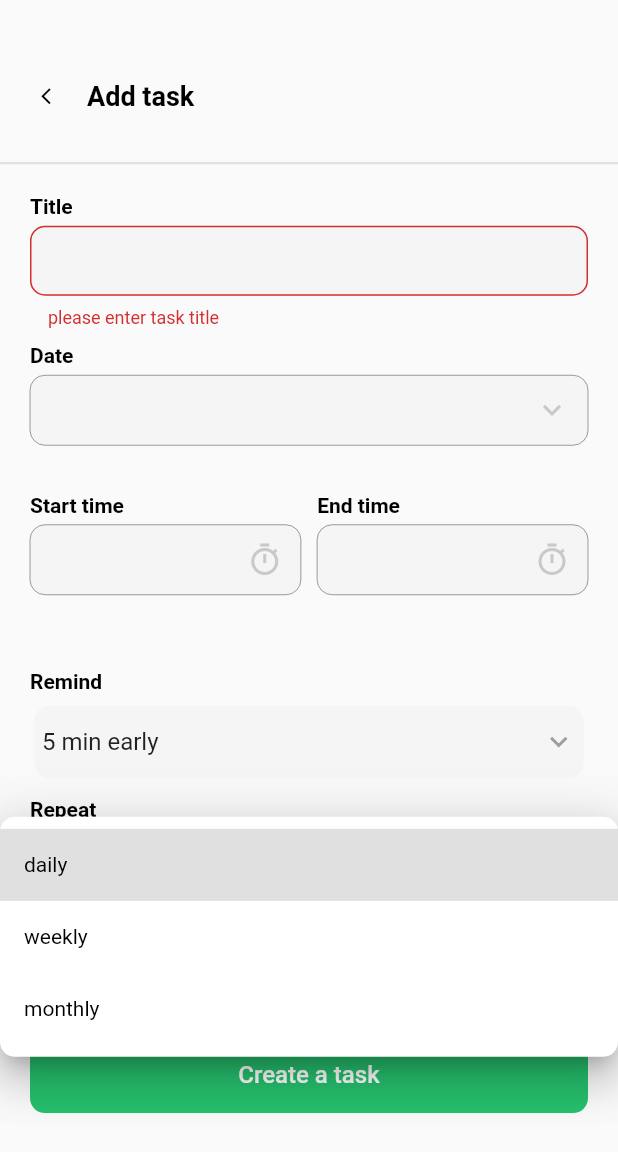
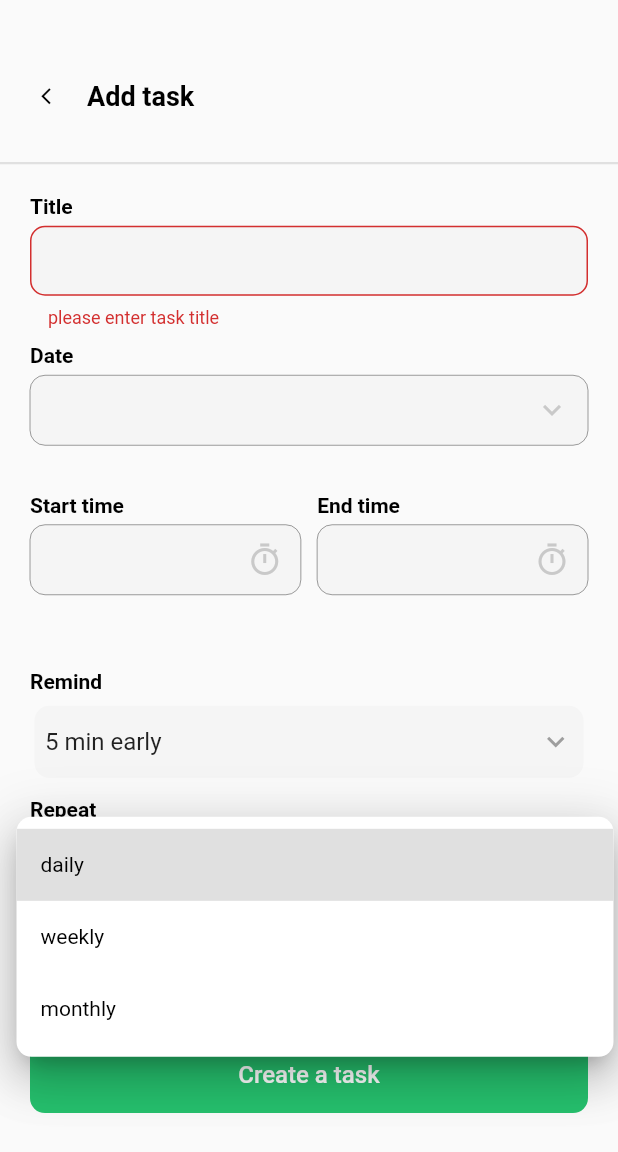
Before and after one commit to Manar-Emad/Algoriza-Todo-App, a Flutter app: the AddTaskScreen screen opened directly, after a tap on "Create a task", after a tap on "daily", on a phone screen of 412 x 824 dp. Shown: the top 1152 px of the screen. Run offline on Flutter 3.47's test engine with Material 2 defaults, Android fonts, the phone set to English and light mode, and no system bars; our stand-ins replace bloc, conditional_builder_null_safety, date_picker_timeline, flutter_bloc, flutter_local_notifications, rxdart and 2 more; accounts and stored records are empty.

Commit message:
-finish_app-

```diff
--- a/lib/modules/add_task_screen.dart
+++ b/lib/modules/add_task_screen.dart
@@ -52,9 +52,17 @@ class _AddTaskScreenState extends State<AddTaskScreen> {
   @override
   Widget build(BuildContext context) {
     return BlocConsumer<AppCubit, AppStates>(
-      listener: (context, state) {
+      listener: (context, state)async{
         if (state is AppInsertDatabaseState) {
           print("manar before navigate");
+          await service.showScheduledNotification(
+            id: 0,
+            //AppCubit.get(context).Scudeling[index]['id'],
+            title:titleController.text,
+            //'${AppCubit.get(context).Scudeling[index]['title']}',
+            body: '',
+            seconds: 4,
+          );
           navigateTo(context, const BoardScreen());
         }
       },
@@ -233,7 +241,7 @@ class _AddTaskScreenState extends State<AddTaskScreen> {
                               color:  greyColor.withOpacity(.06),
                             ),
                             child: Padding(
-                              padding: const EdgeInsets.symmetric(horizontal: 5),
+                              padding: const EdgeInsets.symmetric(horizontal: 7),
                               child: DropdownButton<String>(
                                 isExpanded: true,
                                 icon: const Icon( Icons.keyboard_arrow_down,size: 23,),
@@ -269,7 +277,9 @@ class _AddTaskScreenState extends State<AddTaskScreen> {
                       borderRadius: BorderRadius.circular(10),
                       color:  greyColor.withOpacity(.06),
                     ),
-                         child:DropdownButton<String>(
+                         child:Padding(
+                           padding: const EdgeInsets.symmetric(horizontal: 7),
+                           child: DropdownButton<String>(
                                   dropdownColor: defTextColor,
                                   isExpanded: true,
                                   focusColor:  greyColor.withOpacity(.06),
@@ -295,6 +305,7 @@ class _AddTaskScreenState extends State<AddTaskScreen> {
                                       child: Text(value),
                                     );
                                   }).toList(),
+                                ),
                          ),
                   )
 
@@ -387,14 +398,6 @@ class _AddTaskScreenState extends State<AddTaskScreen> {
                       }}else {
                         await  snackBar("Please choose color",context);
                       }
-                      await service.showScheduledNotification(
-                        id: 0,
-                        //AppCubit.get(context).Scudeling[index]['id'],
-                        title:'notification',
-                        //'${AppCubit.get(context).Scudeling[index]['title']}',
-                        body: '',
-                        seconds: 4,
-                      );
 
                     },
                     text: 'Create a task'),
--- a/lib/shared/app_cubit/app_cubit.dart
+++ b/lib/shared/app_cubit/app_cubit.dart
@@ -79,6 +79,7 @@ class AppCubit extends Cubit<AppStates> {
       }).catchError((error) {
         debugPrint('Error When Inserting New Record ${error.toString()}');
       });
+
       print('$tasks ins');
     });
   }
```
Lines whose indentation alone changed are shown as unchanged.
